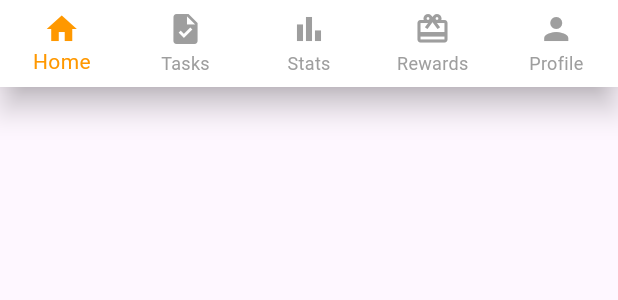
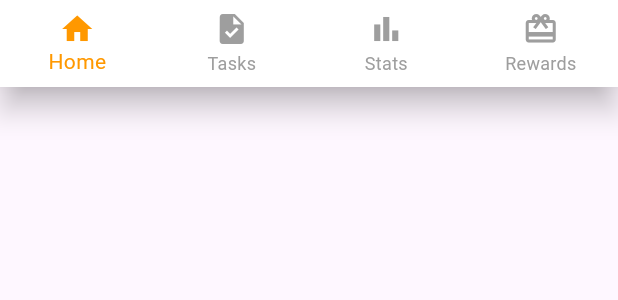
Before and after one commit to ryllvergara/ied-devfuse-gamify-repo, a Flutter app: the BottomNavBar widget shown alone on an empty page, opened directly, on a phone screen of 412 x 824 dp. Shown: the top 300 px of the screen. Run offline on Flutter 3.47's test engine with Material 3 defaults, Android fonts, the phone set to English and light mode, and no system bars; our stand-ins replace hive, hive_flutter, supabase_flutter, uni_links; accounts and stored records are empty.

Commit message:
waay pa tapos

```diff
--- a/lib/bottom_nav_bar.dart
+++ b/lib/bottom_nav_bar.dart
@@ -57,7 +57,6 @@ class BottomNavBar extends StatelessWidget {
           icon: Icon(Icons.card_giftcard),
           label: 'Rewards',
         ),
-        BottomNavigationBarItem(icon: Icon(Icons.person), label: 'Profile'),
       ],
     );
   }
```
